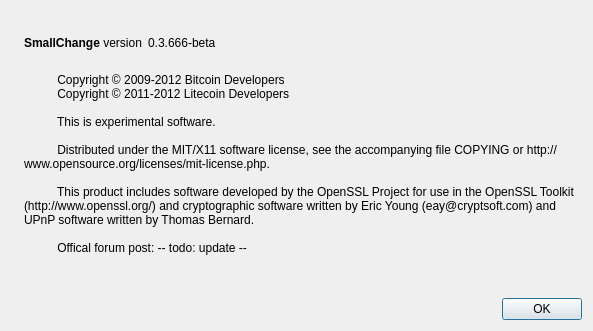
First picture: the form in src/qt/forms/aboutdialog.ui, repository snowfrz/jaybeecee, before the edit.
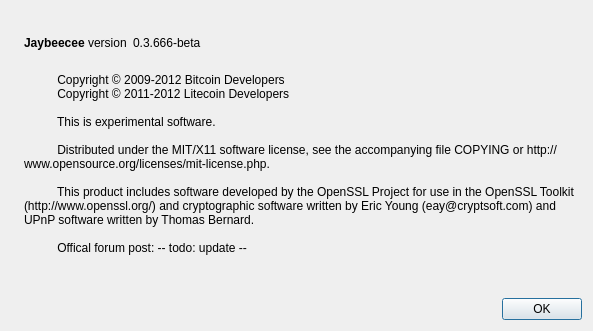
Second picture: the form after the edit. Icons and pictures are not drawn.

```diff
--- a/src/qt/forms/aboutdialog.ui
+++ b/src/qt/forms/aboutdialog.ui
@@ -50,7 +50,7 @@
           <cursorShape>IBeamCursor</cursorShape>
          </property>
          <property name="text">
-          <string>&lt;b&gt;SmallChange&lt;/b&gt; version</string>
+          <string>&lt;b&gt;Jaybeecee&lt;/b&gt; version</string>
          </property>
          <property name="textInteractionFlags">
           <set>Qt::LinksAccessibleByMouse|Qt::TextSelectableByKeyboard|Qt::TextSelectableByMouse</set>
```
Left out of the diff: 2 changed lines with no effect on the pictures.
